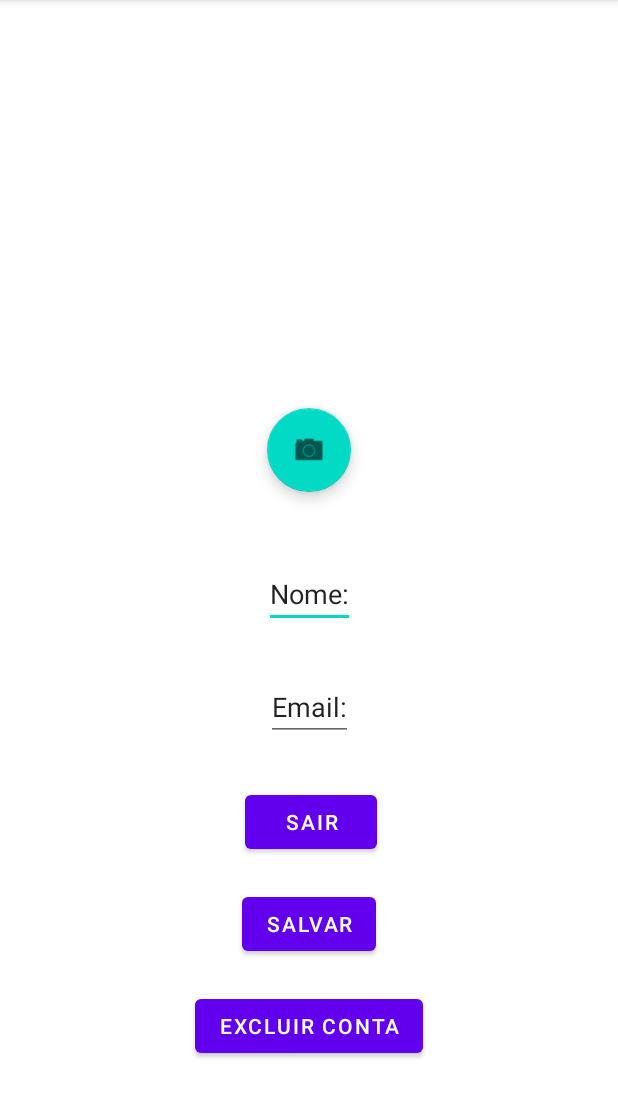
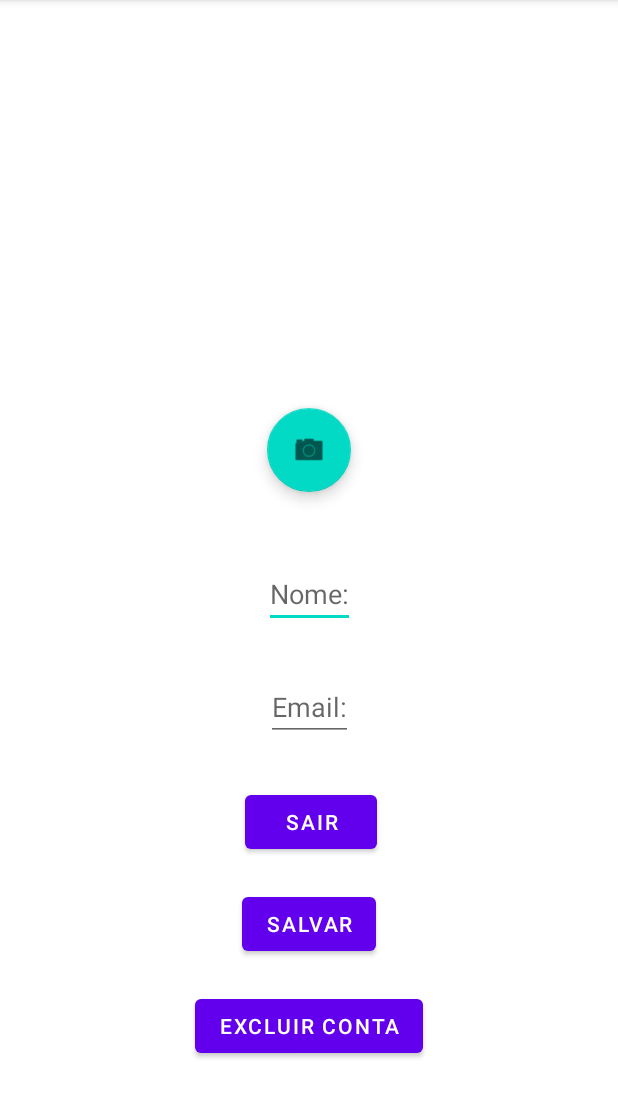
Before and after one commit to LucasCoelhoSantos/TrabalhoProgMov, an Android app: the PerfilActivity screen opened directly, with no data from a screen before it, on a phone screen of 412 x 824 dp, the part 84-1202 px from its top. Run offline under Robolectric (Android 15) with nearby library versions, the phone set to English and light mode, and no system bars.

Commit message:
Salvando udanças para trocar de branch.

```diff
--- a/UFMSQuizz/app/src/main/java/com/example/ufmsquizz/PerfilActivity.java
+++ b/UFMSQuizz/app/src/main/java/com/example/ufmsquizz/PerfilActivity.java
@@ -41,17 +41,14 @@ import java.io.IOException;
 import java.util.Calendar;
 
 public class PerfilActivity extends AppCompatActivity {
-    private ImageView image;
+    private ImageView fotoPerfil;
     private EditText edtNome, edtEmail;
     private Button btnSair, btnSalvar, btnExcluirConta;
     private FloatingActionButton btnCamera;
-    private Usuario usuario;
-    private String usuarioDel;
 
     private static final int PERMISSION_REQUEST_CODE = 200;
     static final int GALLERY = 1;
     static final int REQUEST_IMAGE_CAPTURE = 2;
-    byte foto[];
     private static final String IMAGE_DIRECTORY = "/UFMSQuizz";
 
     private DBHelperUsuario helperUsuario = new DBHelperUsuario(this);
@@ -60,7 +57,7 @@ public class PerfilActivity extends AppCompatActivity {
     protected void onCreate(Bundle savedInstanceState) {
         super.onCreate(savedInstanceState);
         setContentView(R.layout.activity_perfil);
-        image = findViewById(R.id.fotoPerfil);
+        fotoPerfil = findViewById(R.id.fotoPerfil);
         btnCamera = findViewById(R.id.btnCamera);
         btnSair = (Button)findViewById(R.id.btnSairConta);
         btnSalvar = (Button)findViewById(R.id.btnSalvarConta);
@@ -111,7 +108,7 @@ public class PerfilActivity extends AppCompatActivity {
             Toast.makeText(PerfilActivity.this,"Tem imagem",Toast.LENGTH_SHORT).show();
             byte[] imageBytes = Base64.decode(myDB.retornarFotoPerfil(emailUser), Base64.DEFAULT);
             Bitmap imagemDecodificada = BitmapFactory.decodeByteArray(imageBytes, 0, imageBytes.length);
-            image.setImageBitmap(imagemDecodificada);
+            fotoPerfil.setImageBitmap(imagemDecodificada);
         }
         else {
             Toast.makeText(PerfilActivity.this," Não Tem imagem",Toast.LENGTH_SHORT).show();
@@ -150,7 +147,7 @@ public class PerfilActivity extends AppCompatActivity {
         if (requestCode == REQUEST_IMAGE_CAPTURE && resultCode == RESULT_OK) {
             Bundle extras = data.getExtras();
             Bitmap bitmap = (Bitmap) extras.get("data");
-            image.setImageBitmap(resizeImage(bitmap, 300, 600));
+            fotoPerfil.setImageBitmap(resizeImage(bitmap, 300, 600));
             saveImage(bitmap);
             Toast.makeText(PerfilActivity.this, "Imagem Salva!", Toast.LENGTH_SHORT).show();
         }
@@ -158,7 +155,7 @@ public class PerfilActivity extends AppCompatActivity {
         if (requestCode==1) {
             try {
                 Bitmap fotoRegistrada = (Bitmap) dados.getExtras().get("data");
-                image.setImageBitmap(fotoRegistrada);
+                fotoPerfil.setImageBitmap(fotoRegistrada);
 
                 byte[] fotoEmBytes;
                 ByteArrayOutputStream streamDaFotoEmBytes = new ByteArrayOutputStream();
@@ -184,7 +181,7 @@ public class PerfilActivity extends AppCompatActivity {
     public String saveImage(Bitmap bitmap) {
         ByteArrayOutputStream bytes = new ByteArrayOutputStream(bitmap.getWidth() * bitmap.getHeight());
         bitmap.compress(Bitmap.CompressFormat.JPEG, 100, bytes);
-        foto = bytes.toByteArray();
+        //foto = bytes.toByteArray();
 
         File directory = new File(Environment.getExternalStorageDirectory() + IMAGE_DIRECTORY);
 
--- a/UFMSQuizz/app/src/main/java/com/example/ufmsquizz/db/Usuario.java
+++ b/UFMSQuizz/app/src/main/java/com/example/ufmsquizz/db/Usuario.java
@@ -3,10 +3,17 @@ package com.example.ufmsquizz.db;
 import java.io.Serializable;
 
 public class Usuario implements Serializable {
-    private String nome, email, senha, fotoPerfil;
-    //private Byte fotoPerfil;
+    private String nome, email, senha;
+    private byte fotoPerfil;
 
     public Usuario() {}
+
+    public Usuario(String nome, String email, String senha, byte fotoPerfil) {
+        this.nome = nome;
+        this.email = email;
+        this.senha = senha;
+        this.fotoPerfil = fotoPerfil;
+    }
 
     public String getNome() {
         return nome;
@@ -32,11 +39,11 @@ public class Usuario implements Serializable {
         this.senha = senha;
     }
 
-    public String getFotoPerfil() {
+    public byte getFotoPerfil() {
         return fotoPerfil;
     }
 
-    public void setFotoPerfil(String fotoPerfil) {
+    public void setFotoPerfil(byte fotoPerfil) {
         this.fotoPerfil = fotoPerfil;
     }
 
--- a/UFMSQuizz/app/src/main/res/layout/activity_perfil.xml
+++ b/UFMSQuizz/app/src/main/res/layout/activity_perfil.xml
@@ -33,7 +33,7 @@
         android:layout_width="wrap_content"
         android:layout_height="wrap_content"
         android:layout_marginBottom="30dp"
-        android:text="@string/nome_usuario"
+        android:hint="@string/nome_usuario"
         app:layout_constraintBottom_toTopOf="@+id/edtEmail"
         app:layout_constraintEnd_toEndOf="parent"
         app:layout_constraintStart_toStartOf="parent" />
@@ -43,7 +43,7 @@
         android:layout_width="wrap_content"
         android:layout_height="wrap_content"
         android:layout_marginBottom="30dp"
-        android:text="@string/email_usuario"
+        android:hint="@string/email_usuario"
         app:layout_constraintBottom_toTopOf="@+id/btnSairConta"
         app:layout_constraintEnd_toEndOf="parent"
         app:layout_constraintStart_toStartOf="parent" />
```
Also changed, not shown: UFMSQuizz/app/src/main/java/com/example/ufmsquizz/db/DBHelperUsuario.java (+5 -2 lines).
